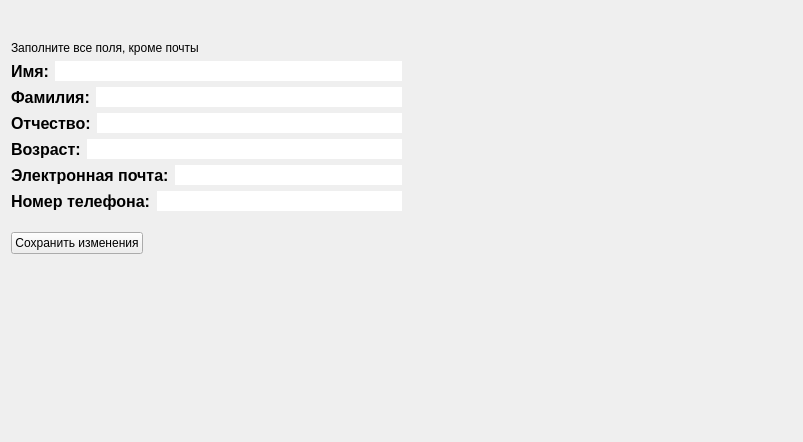
SisAdminNsk/CarRentalQTClient, file ViewModels/MainApplicationViewModels/NestedViewModels/NestedCabinetViewModels/personaldataviewmodel.ui: the form before one commit.
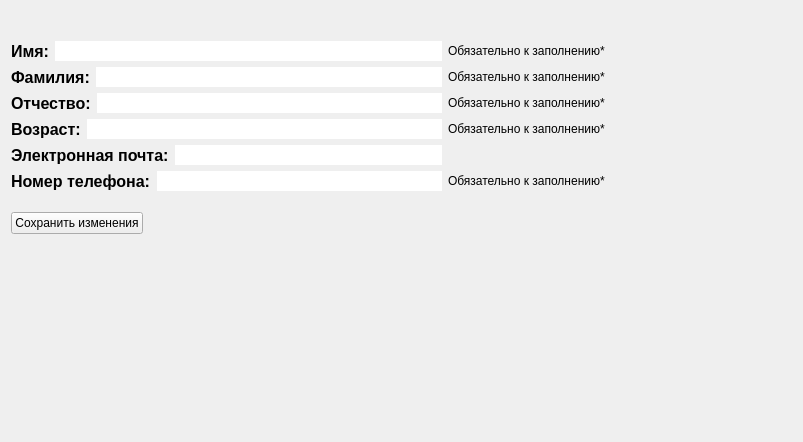
The form after the commit.

Commit message: почти дописал вкладку Profile в личном кабинете, осталось по кнопке сохранить изменения отправить запрос и обработать ответ с API

The edit to the form file:
```diff
--- a/ViewModels/MainApplicationViewModels/NestedViewModels/NestedCabinetViewModels/personaldataviewmodel.ui
+++ b/ViewModels/MainApplicationViewModels/NestedViewModels/NestedCabinetViewModels/personaldataviewmodel.ui
@@ -18,8 +18,8 @@
 background-color: rgb(246, 255, 212);
 }</string>
   </property>
-  <layout class="QGridLayout" name="gridLayout">
-   <item row="4" column="0">
+  <layout class="QGridLayout" name="gridLayout" columnstretch="10,8">
+   <item row="3" column="0">
     <layout class="QHBoxLayout" name="horizontalLayout_7">
      <item>
       <widget class="QLabel" name="label">
@@ -35,7 +35,13 @@
       </widget>
      </item>
      <item>
-      <widget class="QLineEdit" name="lineEdit">
+      <widget class="QLineEdit" name="patronymicEdit">
+       <property name="sizePolicy">
+        <sizepolicy hsizetype="MinimumExpanding" vsizetype="Fixed">
+         <horstretch>0</horstretch>
+         <verstretch>0</verstretch>
+        </sizepolicy>
+       </property>
        <property name="styleSheet">
         <string notr="true">QLineEdit {
 	border: 1.5px solid rgb(255,255,255);
@@ -46,7 +52,14 @@
      </item>
     </layout>
    </item>
-   <item row="10" column="0">
+   <item row="1" column="1">
+    <widget class="QLabel" name="nameClue">
+     <property name="text">
+      <string>Обязательно к заполнению*</string>
+     </property>
+    </widget>
+   </item>
+   <item row="9" column="0">
     <spacer name="verticalSpacer">
      <property name="orientation">
       <enum>Qt::Vertical</enum>
@@ -59,101 +72,14 @@
      </property>
     </spacer>
    </item>
-   <item row="3" column="0">
-    <layout class="QHBoxLayout" name="horizontalLayout_3">
-     <item>
-      <widget class="QLabel" name="label_3">
-       <property name="styleSheet">
-        <string notr="true">QLabel{
-	font-size: 12pt;
-	font-weight: 600;
-}</string>
-       </property>
+   <item row="6" column="1">
+    <widget class="QLabel" name="phoneClue">
        <property name="text">
-        <string>Фамилия:</string>
+      <string>Обязательно к заполнению*</string>
        </property>
       </widget>
      </item>
-     <item>
-      <widget class="QLineEdit" name="surnameEdit">
-       <property name="styleSheet">
-        <string notr="true">QLineEdit {
-	border: 1.5px solid rgb(255,255,255);
-border-radius: 50px;
-}</string>
-       </property>
-      </widget>
-     </item>
-    </layout>
-   </item>
-   <item row="6" column="0">
-    <layout class="QHBoxLayout" name="horizontalLayout_5">
-     <item>
-      <widget class="QLabel" name="label_5">
-       <property name="styleSheet">
-        <string notr="true">QLabel{
-	font-size: 12pt;
-	font-weight: 600;
-}</string>
-       </property>
-       <property name="text">
-        <string>Электронная почта:</string>
-       </property>
-      </widget>
-     </item>
-     <item>
-      <widget class="QLineEdit" name="emailEdit">
-       <property name="styleSheet">
-        <string notr="true">QLineEdit {
-	border: 1.5px solid rgb(255,255,255);
-border-radius: 50px;
-}</string>
-       </property>
-      </widget>
-     </item>
-    </layout>
-   </item>
-   <item row="5" column="0">
-    <layout class="QHBoxLayout" name="horizontalLayout_4">
-     <item>
-      <widget class="QLabel" name="label_4">
-       <property name="styleSheet">
-        <string notr="true">QLabel{
-	font-size: 12pt;
-	font-weight: 600;
-}</string>
-       </property>
-       <property name="text">
-        <string>Возраст:</string>
-       </property>
-      </widget>
-     </item>
-     <item>
-      <widget class="QLineEdit" name="ageEdit">
-       <property name="styleSheet">
-        <string notr="true">QLineEdit {
-	border: 1.5px solid rgb(255,255,255);
-border-radius: 50px;
-}</string>
-       </property>
-      </widget>
-     </item>
-    </layout>
-   </item>
-   <item row="5" column="1">
-    <spacer name="horizontalSpacer">
-     <property name="orientation">
-      <enum>Qt::Horizontal</enum>
-     </property>
-     <property name="sizeHint" stdset="0">
-      <size>
-       <width>40</width>
-       <height>20</height>
-      </size>
-     </property>
-    </spacer>
-   </item>
-   <item row="2" column="0">
+   <item row="1" column="0">
     <layout class="QVBoxLayout" name="verticalLayout">
      <item>
       <layout class="QHBoxLayout" name="horizontalLayout_2">
@@ -179,7 +105,7 @@
        <item>
         <widget class="QLineEdit" name="nameEdit">
          <property name="sizePolicy">
-          <sizepolicy hsizetype="Preferred" vsizetype="Fixed">
+          <sizepolicy hsizetype="MinimumExpanding" vsizetype="Fixed">
            <horstretch>0</horstretch>
            <verstretch>0</verstretch>
           </sizepolicy>
@@ -200,6 +126,66 @@
     </layout>
    </item>
    <item row="8" column="0">
+    <widget class="QPushButton" name="saveChangesButton">
+     <property name="sizePolicy">
+      <sizepolicy hsizetype="Fixed" vsizetype="Fixed">
+       <horstretch>0</horstretch>
+       <verstretch>0</verstretch>
+      </sizepolicy>
+     </property>
+     <property name="text">
+      <string>Сохранить изменения</string>
+     </property>
+    </widget>
+   </item>
+   <item row="4" column="1">
+    <widget class="QLabel" name="ageClue">
+     <property name="text">
+      <string>Обязательно к заполнению*</string>
+     </property>
+    </widget>
+   </item>
+   <item row="4" column="0">
+    <layout class="QHBoxLayout" name="horizontalLayout_4">
+     <item>
+      <widget class="QLabel" name="label_4">
+       <property name="styleSheet">
+        <string notr="true">QLabel{
+	font-size: 12pt;
+	font-weight: 600;
+}</string>
+       </property>
+       <property name="text">
+        <string>Возраст:</string>
+       </property>
+      </widget>
+     </item>
+     <item>
+      <widget class="QLineEdit" name="ageEdit">
+       <property name="sizePolicy">
+        <sizepolicy hsizetype="MinimumExpanding" vsizetype="Fixed">
+         <horstretch>0</horstretch>
+         <verstretch>0</verstretch>
+        </sizepolicy>
+       </property>
+       <property name="styleSheet">
+        <string notr="true">QLineEdit {
+	border: 1.5px solid rgb(255,255,255);
+border-radius: 50px;
+}</string>
+       </property>
+      </widget>
+     </item>
+    </layout>
+   </item>
+   <item row="2" column="1">
+    <widget class="QLabel" name="surnameClue">
+     <property name="text">
+      <string>Обязательно к заполнению*</string>
+     </property>
+    </widget>
+   </item>
+   <item row="7" column="0">
     <spacer name="verticalSpacer_2">
      <property name="orientation">
       <enum>Qt::Vertical</enum>
@@ -215,23 +201,7 @@
      </property>
     </spacer>
    </item>
-   <item row="0" column="0">
-    <spacer name="verticalSpacer_3">
-     <property name="orientation">
-      <enum>Qt::Vertical</enum>
-     </property>
-     <property name="sizeType">
-      <enum>QSizePolicy::Fixed</enum>
-     </property>
-     <property name="sizeHint" stdset="0">
-      <size>
-       <width>20</width>
-       <height>30</height>
-      </size>
-     </property>
-    </spacer>
-   </item>
-   <item row="7" column="0">
+   <item row="6" column="0">
     <layout class="QHBoxLayout" name="horizontalLayout_6">
      <item>
       <widget class="QLabel" name="label_6">
@@ -247,7 +217,13 @@
       </widget>
      </item>
      <item>
-      <widget class="QLineEdit" name="phoneNumber">
+      <widget class="QLineEdit" name="phoneEdit">
+       <property name="sizePolicy">
+        <sizepolicy hsizetype="MinimumExpanding" vsizetype="Fixed">
+         <horstretch>0</horstretch>
+         <verstretch>0</verstretch>
+        </sizepolicy>
+       </property>
        <property name="styleSheet">
         <string notr="true">QLineEdit {
 	border: 1.5px solid rgb(255,255,255);
@@ -258,25 +234,94 @@
      </item>
     </layout>
    </item>
-   <item row="9" column="0">
-    <widget class="QPushButton" name="saveChangesButton">
+   <item row="0" column="0">
+    <spacer name="verticalSpacer_3">
+     <property name="orientation">
+      <enum>Qt::Vertical</enum>
+     </property>
+     <property name="sizeType">
+      <enum>QSizePolicy::Fixed</enum>
+     </property>
+     <property name="sizeHint" stdset="0">
+      <size>
+       <width>20</width>
+       <height>30</height>
+      </size>
+     </property>
+    </spacer>
+   </item>
+   <item row="5" column="0">
+    <layout class="QHBoxLayout" name="horizontalLayout_5">
+     <item>
+      <widget class="QLabel" name="label_5">
+       <property name="styleSheet">
+        <string notr="true">QLabel{
+	font-size: 12pt;
+	font-weight: 600;
+}</string>
+       </property>
+       <property name="text">
+        <string>Электронная почта:</string>
+       </property>
+      </widget>
+     </item>
+     <item>
+      <widget class="QLineEdit" name="emailEdit">
      <property name="sizePolicy">
-      <sizepolicy hsizetype="Fixed" vsizetype="Fixed">
+        <sizepolicy hsizetype="MinimumExpanding" vsizetype="Fixed">
        <horstretch>0</horstretch>
        <verstretch>0</verstretch>
       </sizepolicy>
      </property>
+       <property name="styleSheet">
+        <string notr="true">QLineEdit {
+	border: 1.5px solid rgb(255,255,255);
+border-radius: 50px;
+}</string>
+       </property>
+      </widget>
+     </item>
+    </layout>
+   </item>
+   <item row="3" column="1">
+    <widget class="QLabel" name="patronymicClue">
      <property name="text">
-      <string>Сохранить изменения</string>
+      <string>Обязательно к заполнению*</string>
      </property>
     </widget>
    </item>
-   <item row="1" column="0">
-    <widget class="QLabel" name="label_7">
+   <item row="2" column="0">
+    <layout class="QHBoxLayout" name="horizontalLayout_3">
+     <item>
+      <widget class="QLabel" name="label_3">
+       <property name="styleSheet">
+        <string notr="true">QLabel{
+	font-size: 12pt;
+	font-weight: 600;
+}</string>
+       </property>
      <property name="text">
-      <string>Заполните все поля, кроме почты</string>
-     </property>
-    </widget>
+        <string>Фамилия:</string>
+       </property>
+      </widget>
+     </item>
+     <item>
+      <widget class="QLineEdit" name="surnameEdit">
+       <property name="sizePolicy">
+        <sizepolicy hsizetype="MinimumExpanding" vsizetype="Fixed">
+         <horstretch>0</horstretch>
+         <verstretch>0</verstretch>
+        </sizepolicy>
+       </property>
+       <property name="styleSheet">
+        <string notr="true">QLineEdit {
+	border: 1.5px solid rgb(255,255,255);
+border-radius: 50px;
+}</string>
+       </property>
+      </widget>
+     </item>
+    </layout>
    </item>
   </layout>
  </widget>
```
Lines whose indentation alone changed are shown as unchanged. The commit also changes 28 other files.
